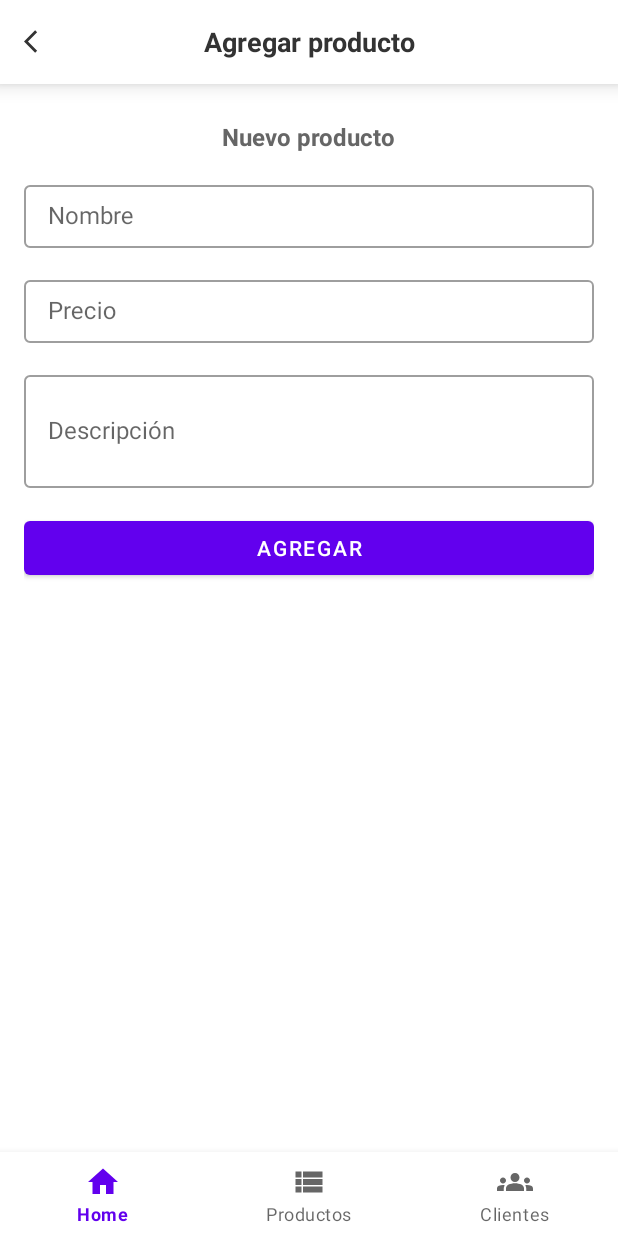
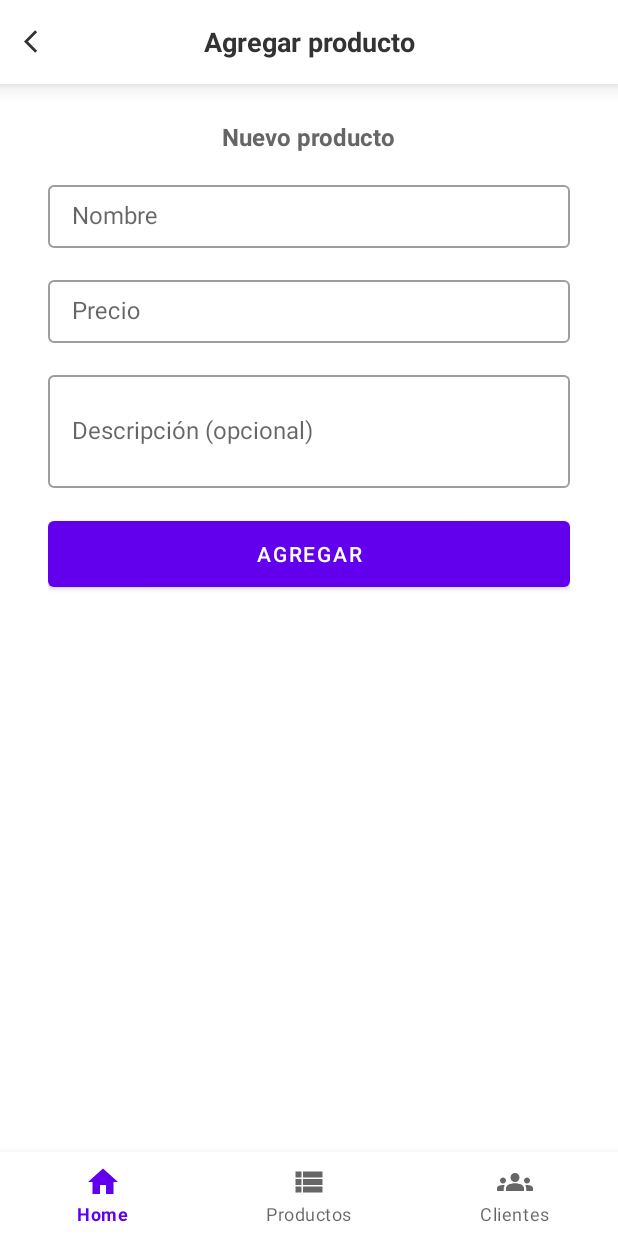
Before and after one commit to jesusmemije/BOApp, an Android app: the BOCreateProductFragment screen opened through its navigation route, on a phone screen of 412 x 824 dp. Run offline under Robolectric (Android 15) with nearby library versions, the phone set to English and light mode, and no system bars; our stand-ins replace navigation-ui.

Commit message:
Listar y eliminar productos de Room

```diff
--- a/app/src/main/java/com/example/boapp/database/dao/ProductDao.kt
+++ b/app/src/main/java/com/example/boapp/database/dao/ProductDao.kt
@@ -1,6 +1,7 @@
 package com.example.boapp.database.dao
 
 import androidx.room.Dao
+import androidx.room.Delete
 import androidx.room.Insert
 import androidx.room.OnConflictStrategy
 import androidx.room.Query
@@ -13,7 +14,10 @@ interface ProductDao {
     suspend fun getProducts(): List<ProductEntity>
 
     @Insert(onConflict = OnConflictStrategy.REPLACE)
-    suspend fun insertProduct(productEntity: ProductEntity)
+    suspend fun insertProduct(productEntity: ProductEntity): Long
+
+    @Delete
+    suspend fun deleteProduct(productEntity: ProductEntity)
 
     @Query("DELETE FROM product_table")
     suspend fun deleteProducts()
--- /dev/null
+++ b/app/src/main/java/com/example/boapp/framework/base/BOViewModelBase.kt
@@ -0,0 +1,18 @@
+package com.example.boapp.framework.base
+
+import androidx.lifecycle.MutableLiveData
+import androidx.lifecycle.ViewModel
+
+open class BOViewModelBase : ViewModel() {
+    val launchLoader = MutableLiveData<Boolean>()
+    val launchSuccess = MutableLiveData<String>()
+    val launchError = MutableLiveData<String>()
+
+    protected fun showSuccess(message: String) {
+        launchSuccess.postValue(message)
+    }
+
+    protected fun showError(message: String) {
+        launchError.postValue(message)
+    }
+}
--- a/app/src/main/java/com/example/boapp/main/products/ui/BOCreateProductFragment.kt
+++ b/app/src/main/java/com/example/boapp/main/products/ui/BOCreateProductFragment.kt
@@ -6,15 +6,24 @@ import android.os.Bundle
 import android.view.LayoutInflater
 import android.view.View
 import android.view.ViewGroup
+import android.widget.Toast
+import androidx.fragment.app.viewModels
 import androidx.navigation.fragment.findNavController
 import com.example.boapp.R
+import com.example.boapp.database.entities.ProductEntity
 import com.example.boapp.databinding.FragmentBoCreateProductBinding
 import com.example.boapp.framework.base.BOFragmentBase
+import com.example.boapp.framework.extension.showToastFailed
+import com.example.boapp.framework.extension.showToastInfo
+import com.example.boapp.framework.extension.showToastSuccess
+import com.example.boapp.main.products.viewmodel.BOViewModelProduct
 
 class BOCreateProductFragment : BOFragmentBase() {
 
     private lateinit var binding: FragmentBoCreateProductBinding
     private lateinit var safeActivity: Activity
+
+    private val viewModelProduct: BOViewModelProduct by viewModels()
 
     override fun onAttach(context: Context) {
         super.onAttach(context)
@@ -37,12 +46,44 @@ class BOCreateProductFragment : BOFragmentBase() {
     }
 
     private fun initListener() {
+
         binding.toolbar.btnReturn.setOnClickListener {
             findNavController().popBackStack()
+        }
+
+        binding.btnAdd.setOnClickListener {
+
+            val name = binding.etName.text.toString()
+            val price = binding.etPrice.text.toString()
+            val description = binding.etDescription.text.toString()
+
+            if (name.isNotEmpty() && price.isNotEmpty()) {
+                viewModelProduct.insertProduct(
+                    ProductEntity(
+                        name = name,
+                        price = price.toInt(),
+                        description = description
+                    )
+                )
+            } else {
+                Toast(safeActivity).showToastInfo("Debe llenar los datos que son requeridos.", safeActivity)
+            }
         }
     }
 
     private fun initObserves() {
+        viewModelProduct.launchSuccess.observe(viewLifecycleOwner, handleLaunchSuccess())
+        viewModelProduct.launchError.observe(viewLifecycleOwner, handleLaunchError())
+    }
 
+    private fun handleLaunchSuccess(): (String) -> Unit = { response ->
+        binding.etName.setText("")
+        binding.etPrice.setText("")
+        binding.etDescription.setText("")
+        Toast(safeActivity).showToastSuccess(response, safeActivity)
+    }
+
+    private fun handleLaunchError(): (String) -> Unit = { response ->
+        Toast(safeActivity).showToastFailed(response, safeActivity)
     }
 }
--- /dev/null
+++ b/app/src/main/res/drawable/ic_delete.xml
@@ -0,0 +1,5 @@
+<vector android:height="24dp" android:tint="#000000"
+    android:viewportHeight="24" android:viewportWidth="24"
+    android:width="24dp" xmlns:android="http://schemas.android.com/apk/res/android">
+    <path android:fillColor="@android:color/white" android:pathData="M6,19c0,1.1 0.9,2 2,2h8c1.1,0 2,-0.9 2,-2L18,7L6,7v12zM8,9h8v10L8,19L8,9zM15.5,4l-1,-1h-5l-1,1L5,4v2h14L19,4z"/>
+</vector>
--- /dev/null
+++ b/app/src/main/res/drawable/ic_edit.xml
@@ -0,0 +1,5 @@
+<vector android:height="24dp" android:tint="#000000"
+    android:viewportHeight="24" android:viewportWidth="24"
+    android:width="24dp" xmlns:android="http://schemas.android.com/apk/res/android">
+    <path android:fillColor="@android:color/white" android:pathData="M3,10h11v2H3V10zM3,8h11V6H3V8zM3,16h7v-2H3V16zM18.01,12.87l0.71,-0.71c0.39,-0.39 1.02,-0.39 1.41,0l0.71,0.71c0.39,0.39 0.39,1.02 0,1.41l-0.71,0.71L18.01,12.87zM17.3,13.58l-5.3,5.3V21h2.12l5.3,-5.3L17.3,13.58z"/>
+</vector>
--- a/app/src/main/res/layout/fragment_bo_create_product.xml
+++ b/app/src/main/res/layout/fragment_bo_create_product.xml
@@ -11,15 +11,11 @@
         android:id="@+id/toolbar"
         layout="@layout/bo_toolbar_generic" />
 
-    <androidx.core.widget.NestedScrollView
-        android:layout_width="match_parent"
-        android:layout_height="wrap_content">
-
     <LinearLayout
         android:layout_width="match_parent"
-            android:layout_height="wrap_content"
+        android:layout_height="match_parent"
         android:orientation="vertical"
-            android:paddingHorizontal="@dimen/size_16dp">
+        android:paddingHorizontal="@dimen/size_32dp">
 
         <TextView
             android:layout_width="wrap_content"
@@ -50,7 +46,6 @@
                     android:layout_width="match_parent"
                     android:layout_height="wrap_content"
                     android:inputType="textCapWords"
-                        android:maxLength="30"
                     android:paddingVertical="@dimen/size_10dp"
                     android:textSize="@dimen/size_16sp" />
 
@@ -77,8 +72,8 @@
                     android:layout_width="match_parent"
                     android:layout_height="wrap_content"
                     android:ems="10"
-                        android:inputType="numberDecimal"
-                        android:maxLength="5"
+                    android:inputType="number"
+                    android:maxLength="3"
                     android:paddingVertical="@dimen/size_10dp"
                     android:textSize="@dimen/size_16sp" />
 
@@ -119,14 +114,13 @@
             android:orientation="vertical">
 
             <Button
+                android:id="@+id/btnAdd"
                 android:layout_width="match_parent"
-                    android:layout_height="wrap_content"
+                android:layout_height="@dimen/size_56dp"
                 android:text="@string/add" />
 
         </LinearLayout>
 
     </LinearLayout>
 
-    </androidx.core.widget.NestedScrollView>
-
 </LinearLayout>
--- a/app/src/main/res/values/strings.xml
+++ b/app/src/main/res/values/strings.xml
@@ -5,7 +5,7 @@
     <string name="title_customers">Clientes</string>
     <string name="add">Agregar</string>
     <string name="name">Nombre</string>
-    <string name="description">Descripción</string>
+    <string name="description">Descripción (opcional)</string>
     <string name="todo">todo</string>
     <string name="format_coin">$%,.0f</string>
 </resources>
```
Also changed, not shown: app/src/main/java/com/example/boapp/main/products/adapter/ProductAdapter.kt (+6 -5 lines), app/src/main/java/com/example/boapp/main/products/ui/BOProductsFragment.kt (+8 -6 lines), app/src/main/java/com/example/boapp/main/products/viewmodel/BOViewModelProduct.kt (+28 -2 lines), app/src/main/res/drawable/item_forma_1.xml (added, +22 -0 lines), app/src/main/res/layout/item_product.xml (+32 -14 lines). Lines whose indentation alone changed are shown as unchanged.
